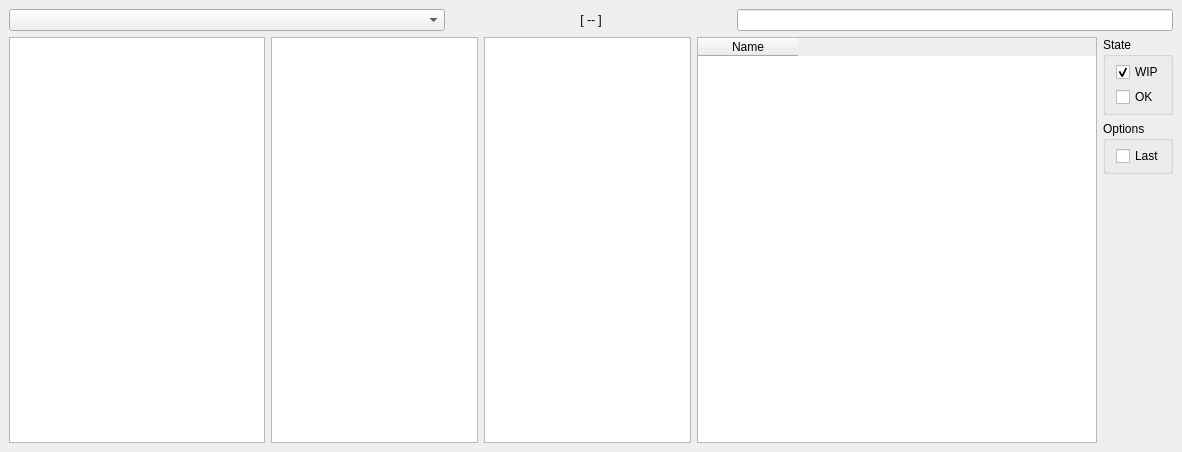
First picture: the form in spil_ui/browser/ui/qt/browser.ui, repository MichaelHaussmann/spil_ui, before the edit.
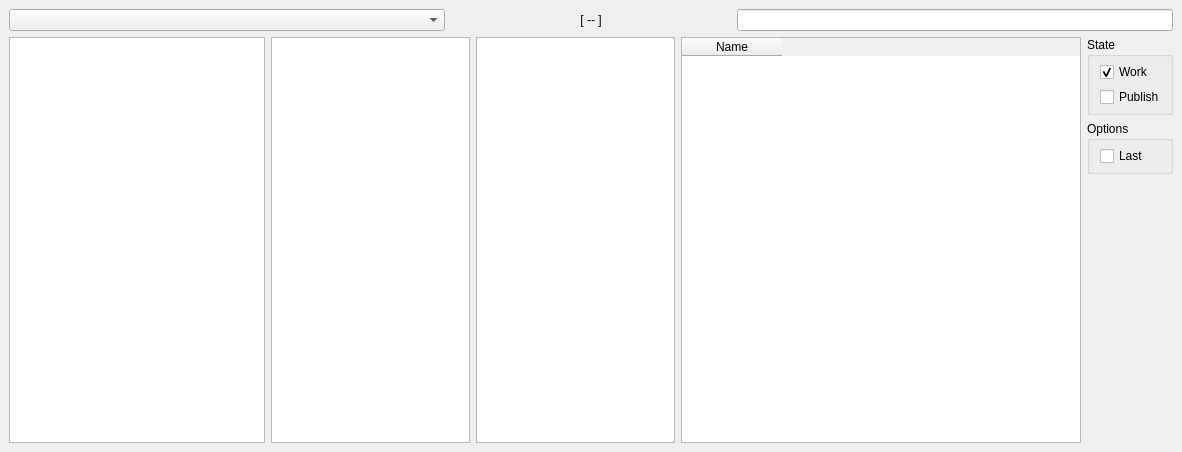
Second picture: the form after the edit.

Commit message: browser: add work/publish check boxes

The edit to the form file:
```diff
--- a/spil_ui/browser/ui/qt/browser.ui
+++ b/spil_ui/browser/ui/qt/browser.ui
@@ -215,7 +215,7 @@
            <item>
             <widget class="QCheckBox" name="wip_cb">
              <property name="text">
-              <string>WIP</string>
+              <string>Work</string>
              </property>
              <property name="checked">
               <bool>true</bool>
@@ -225,7 +225,7 @@
            <item>
             <widget class="QCheckBox" name="ok_cb">
              <property name="text">
-              <string>OK</string>
+              <string>Publish</string>
              </property>
              <property name="checked">
               <bool>false</bool>
```
Left out of the diff: 4 changed lines with no effect on the pictures. The commit also changes 1 other file.
